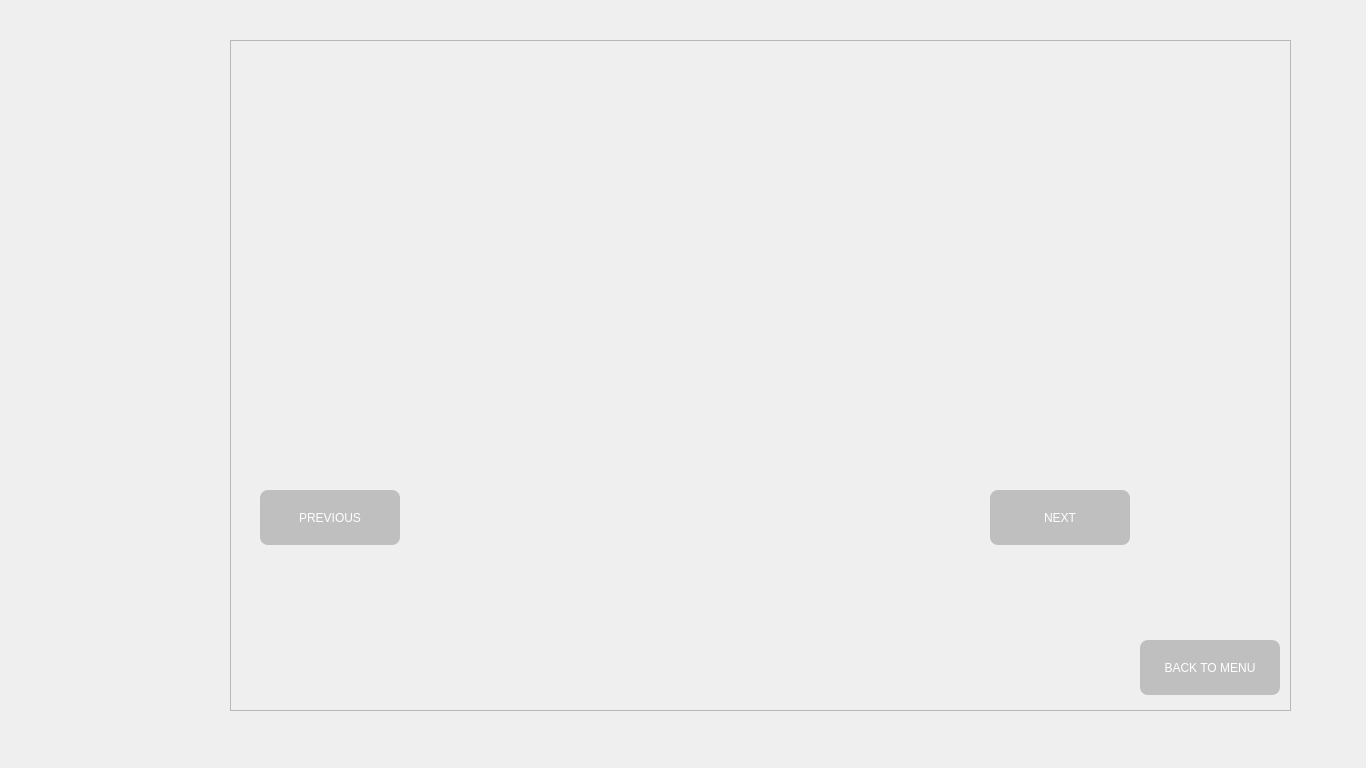
Qt form gamemenu.ui (BerkeKbskl/BattleSim) before a commit.
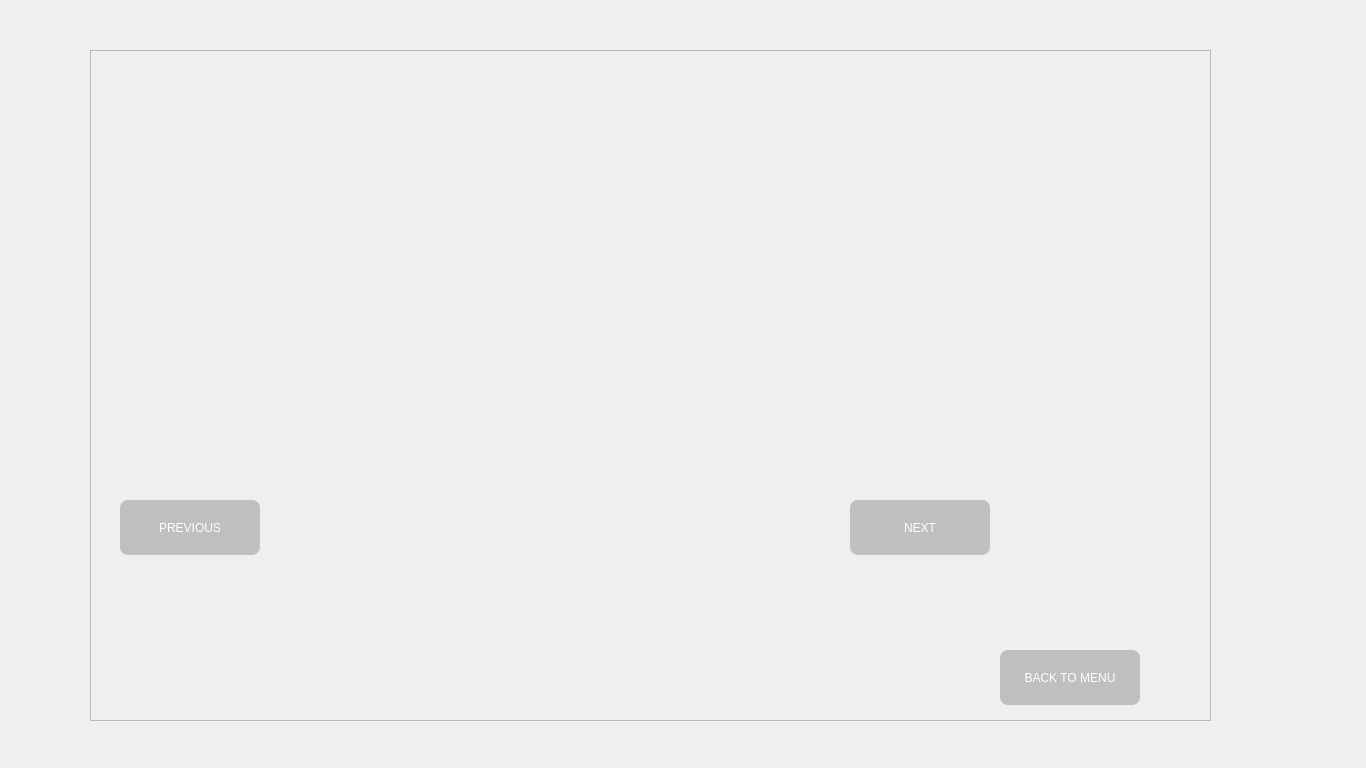
The same form after that commit. The open tabs and pages were chosen to show the change. Icons and pictures are not drawn.

Patch:
```diff
--- a/gamemenu.ui
+++ b/gamemenu.ui
@@ -318,9 +318,9 @@
      <widget class="QFrame" name="htpMenu">
       <property name="geometry">
        <rect>
-        <x>230</x>
-        <y>40</y>
-        <width>1061</width>
+        <x>90</x>
+        <y>50</y>
+        <width>1121</width>
         <height>671</height>
        </rect>
       </property>
```
